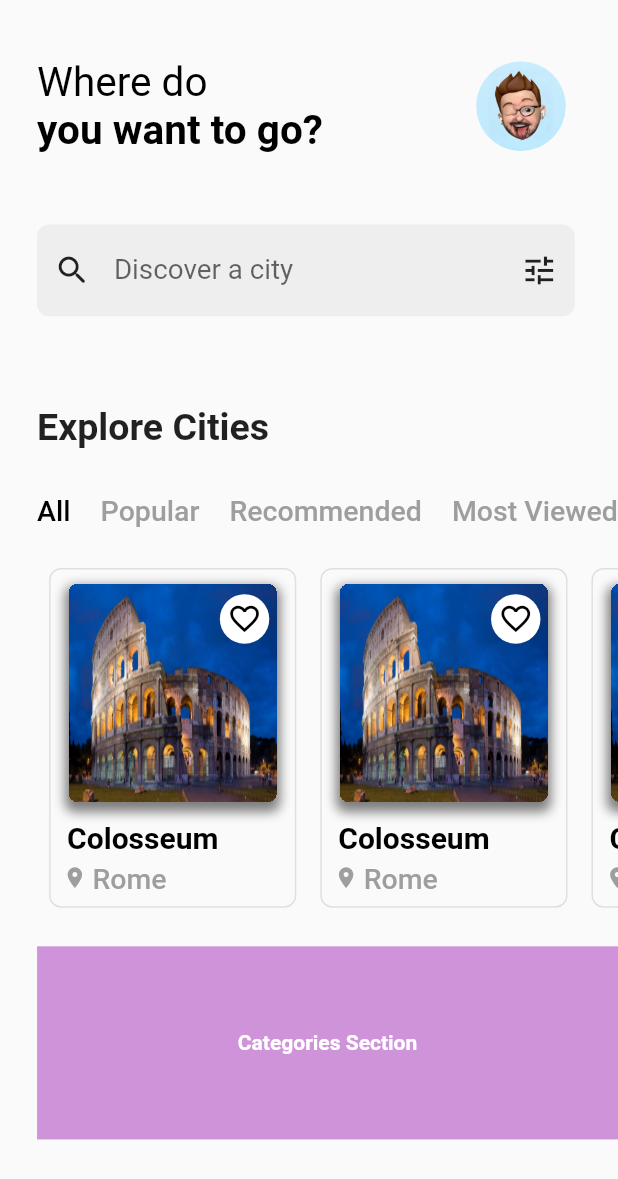
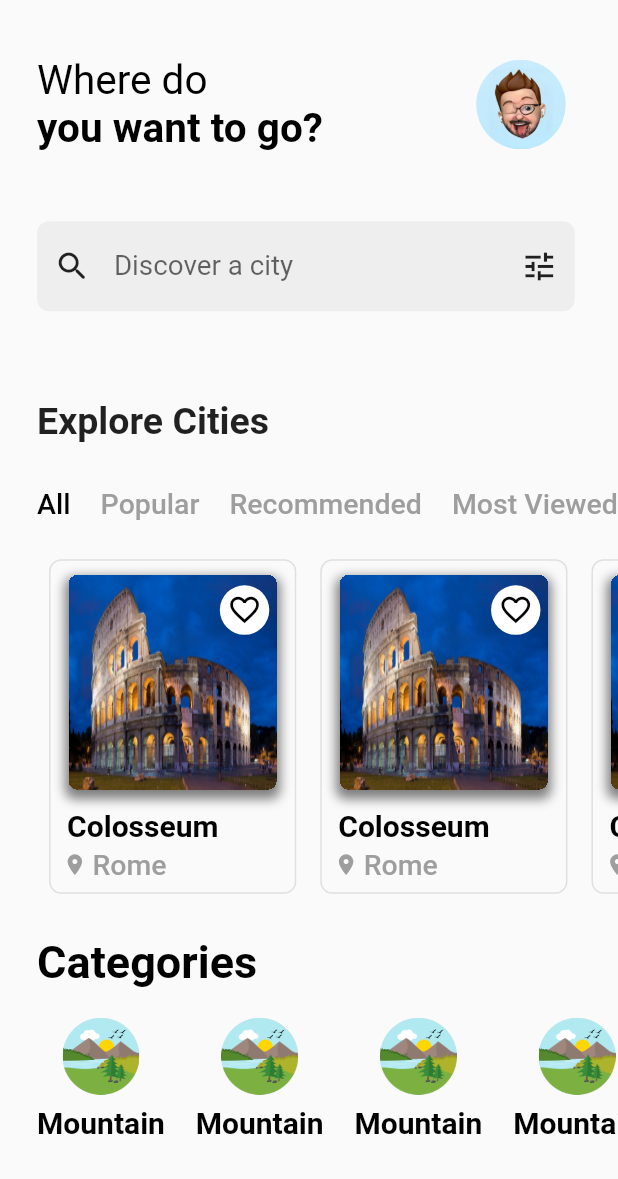
Before and after one commit to batuhankrbb/travel_app_ui, a Flutter app: the screen it shows after launch, on a phone screen of 412 x 824 dp. Shown: the top 1179 px of the screen. Run offline on Flutter 3.47's test engine with Material 2 defaults, Android fonts, the phone set to English and light mode, and no system bars; drawn by our look-alikes of auto_size_text; our stand-ins replace device_preview.

Commit message:
add: categories section

```diff
--- a/lib/pages/main_page/components/categories_section.dart
+++ b/lib/pages/main_page/components/categories_section.dart
@@ -1,4 +1,7 @@
+import 'package:auto_size_text/auto_size_text.dart';
 import 'package:flutter/material.dart';
+import 'package:travel_app_ui/pages/main_page/components/cells/category_cell.dart';
+import 'package:travel_app_ui/extensions/context_extension.dart';
 
 class CategoriesSection extends StatefulWidget {
   CategoriesSection({Key? key}) : super(key: key);
@@ -12,14 +15,62 @@ class _CategoriesSectionState extends State<CategoriesSection> {
   Widget build(BuildContext context) {
     return Container(
       alignment: Alignment.center,
-      child: Text(
-        "Categories Section",
-        style: TextStyle(
-          color: Colors.white,
-          fontWeight: FontWeight.bold,
-        ),
+      child: Column(
+        crossAxisAlignment: CrossAxisAlignment.start,
+        children: [
+          Expanded(
+            flex: 5,
+            child: buildCategoriesText(),
+          ),
+          Spacer(
+            flex: 2,
+          ),
+          Expanded(
+            flex: 10,
+            child: buildCategoriesListView(),
+          ),
+        ],
       ),
-      color: Colors.purple[200],
     );
   }
+
+  Widget buildCategoriesText() {
+    return Container(
+      alignment: Alignment.centerLeft,
+      child: AutoSizeText(
+        "Categories",
+        style: TextStyle(
+          color: Colors.black,
+          fontWeight: FontWeight.bold,
+          fontSize: 30,
+        ),
+        textAlign: TextAlign.start,
+      ),
+    );
+  }
+
+  Widget buildCategoriesListView() {
+    return ListView.separated(
+        scrollDirection: Axis.horizontal,
+        itemBuilder: (context, index) {
+          return CategoryCell();
+        },
+        separatorBuilder: (_, __) {
+          return SizedBox(
+            width: context.getWidth(0.05),
+          );
+        },
+        itemCount: 10);
+  }
 }
+
+/*
+AutoSizeText(
+            "Categories",
+            style: TextStyle(
+              color: Colors.black,
+              fontWeight: FontWeight.bold,
+
+            ),
+          )
+*/
--- /dev/null
+++ b/lib/pages/main_page/components/cells/category_cell.dart
@@ -0,0 +1,55 @@
+import 'package:auto_size_text/auto_size_text.dart';
+import 'package:flutter/material.dart';
+import 'package:travel_app_ui/extensions/context_extension.dart';
+import 'dart:math';
+
+class CategoryCell extends StatelessWidget {
+  const CategoryCell({Key? key}) : super(key: key);
+
+  @override
+  Widget build(BuildContext context) {
+    return Container(
+      child: Column(
+        children: [
+          Expanded(
+            flex: 20,
+            child: buildImage(context),
+          ),
+          Spacer(
+            flex: 2,
+          ),
+          Expanded(
+            flex: 10,
+            child: buildText(),
+          )
+        ],
+      ),
+    );
+  }
+
+  Widget buildImage(BuildContext context) {
+    return Container(
+      decoration: BoxDecoration(
+        shape: BoxShape.circle,
+        color: Colors.grey[300],
+      ),
+      child: Image.asset(
+        "assets/images/mountain.png",
+        fit: BoxFit.scaleDown,
+      ),
+      width: context.getWidth(0.2),
+      height: context.getWidth(0.2),
+    );
+  }
+}
+
+Widget buildText() {
+  return Padding(
+    padding: EdgeInsets.only(top: 2),
+    child: AutoSizeText(
+      "Mountain",
+      style: TextStyle(
+          color: Colors.black, fontWeight: FontWeight.w600, fontSize: 30),
+    ),
+  );
+}
--- a/lib/pages/main_page/components/explore_section.dart
+++ b/lib/pages/main_page/components/explore_section.dart
@@ -3,10 +3,10 @@ import 'package:flutter/foundation.dart';
 import 'package:flutter/material.dart';
 import 'package:travel_app_ui/fake_data.dart';
 import 'package:travel_app_ui/extensions/context_extension.dart';
-import 'package:travel_app_ui/pages/main_page/components/city_category_cell.dart';
+import 'package:travel_app_ui/pages/main_page/components/cells/city_category_cell.dart';
 import 'dart:math';
 
-import 'package:travel_app_ui/pages/main_page/components/city_cell.dart';
+import 'package:travel_app_ui/pages/main_page/components/cells/city_cell.dart';
 
 class ExploreSection extends StatefulWidget {
   ExploreSection({Key? key}) : super(key: key);
--- a/lib/pages/main_page/main_page.dart
+++ b/lib/pages/main_page/main_page.dart
@@ -21,7 +21,6 @@ class _MainPageState extends State<MainPage> {
           padding: EdgeInsets.only(left: context.getWidth(0.06)),
           child: Column(
             children: [
-              //* üst ve alt bölüm olarak metodlara bölüp ona göre padding ver.
               Expanded(
                 flex: 21,
                 child: buildTopSection(),
@@ -34,7 +33,7 @@ class _MainPageState extends State<MainPage> {
                 flex: 2,
               ),
               Expanded(
-                flex: 10,
+                flex: 11,
                 child: CategoriesSection(),
               ),
               Spacer(
```
Also changed, not shown: assets/images/mountain.png (added), lib/pages/main_page/components/cells/city_category_cell.dart (renamed from lib/pages/main_page/components/city_category_cell.dart), lib/pages/main_page/components/cells/city_cell.dart (renamed from lib/pages/main_page/components/city_cell.dart).
